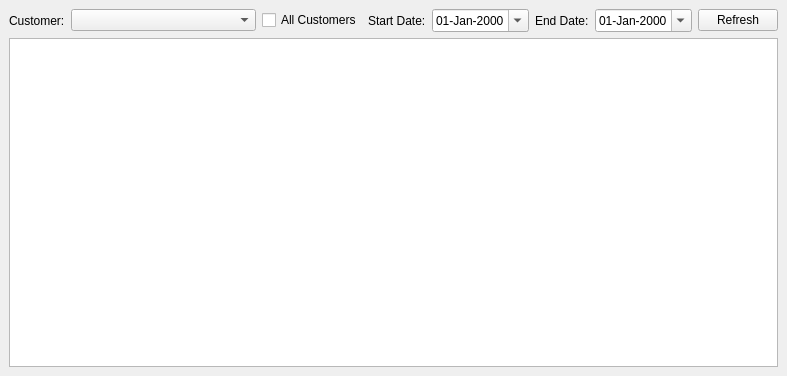
eboladev/smarterp, file megvel/erp_customers/ocs.ui: the form before one commit.
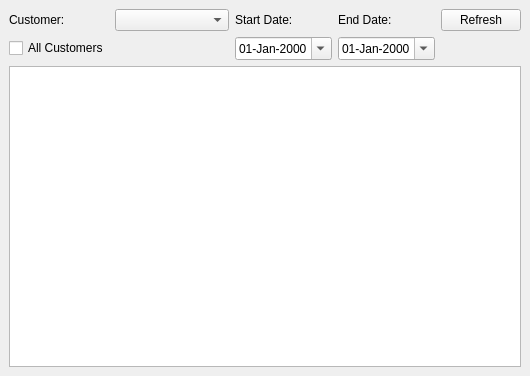
The form after the commit. Icons and pictures are not drawn. Custom widgets are drawn as their Qt base class.

Diff of the .ui file:
```diff
--- a/megvel/erp_customers/ocs.ui
+++ b/megvel/erp_customers/ocs.ui
@@ -6,7 +6,7 @@
    <rect>
     <x>0</x>
     <y>0</y>
-    <width>787</width>
+    <width>530</width>
     <height>376</height>
    </rect>
   </property>
@@ -21,7 +21,14 @@
    <layout class="QVBoxLayout" name="verticalLayout">
     <item>
      <layout class="QGridLayout" name="gridLayout">
-      <item row="0" column="4">
+      <item row="0" column="0">
+       <widget class="QLabel" name="label">
+        <property name="text">
+         <string>Customer:</string>
+        </property>
+       </widget>
+      </item>
+      <item row="1" column="3">
        <widget class="QDateEdit" name="dtpStartDate">
         <property name="displayFormat">
          <string>dd-MMM-yyyy</string>
@@ -31,13 +38,10 @@
         </property>
        </widget>
       </item>
-      <item row="0" column="6">
-       <widget class="QDateEdit" name="dtpEndDate">
-        <property name="displayFormat">
-         <string>dd-MMM-yyyy</string>
-        </property>
-        <property name="calendarPopup">
-         <bool>true</bool>
+      <item row="0" column="5">
+       <widget class="QLabel" name="label_3">
+        <property name="text">
+         <string>End Date:</string>
         </property>
        </widget>
       </item>
@@ -48,13 +52,6 @@
         </property>
        </widget>
       </item>
-      <item row="0" column="2">
-       <widget class="QCheckBox" name="checkBox">
-        <property name="text">
-         <string>All Customers</string>
-        </property>
-       </widget>
-      </item>
       <item row="0" column="7">
        <widget class="QPushButton" name="cmdRefresh">
         <property name="text">
@@ -62,6 +59,13 @@
         </property>
        </widget>
       </item>
+      <item row="1" column="0">
+       <widget class="QCheckBox" name="checkBox">
+        <property name="text">
+         <string>All Customers</string>
+        </property>
+       </widget>
+      </item>
       <item row="0" column="1">
        <widget class="QComboBox" name="comboBox">
         <property name="sizePolicy">
@@ -72,17 +76,13 @@
         </property>
        </widget>
       </item>
-      <item row="0" column="0">
-       <widget class="QLabel" name="label">
-        <property name="text">
-         <string>Customer:</string>
+      <item row="1" column="5">
+       <widget class="QDateEdit" name="dtpEndDate">
+        <property name="displayFormat">
+         <string>dd-MMM-yyyy</string>
         </property>
-       </widget>
-      </item>
-      <item row="0" column="5">
-       <widget class="QLabel" name="label_3">
-        <property name="text">
-         <string>End Date:</string>
+        <property name="calendarPopup">
+         <bool>true</bool>
         </property>
        </widget>
       </item>
```
Left out of the diff: 6 changed lines with no effect on the pictures.
